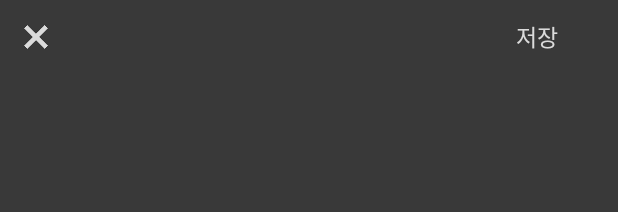
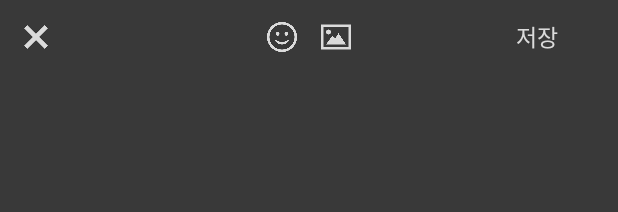
Before and after one commit to sunghyunpark/blossom, an Android app: the layout upload_article.xml on its own in the app's theme, with its tools: preview values and no code run, on a phone screen of 412 x 824 dp. Shown: the top 212 px of the screen. Run offline under Robolectric (Android 15) with nearby library versions, the phone set to English and light mode, and no system bars.

Commit message:
article background 적용중

```diff
--- a/app/build.gradle
+++ b/app/build.gradle
@@ -26,6 +26,7 @@ dependencies {
         exclude group: 'com.android.support', module: 'support-annotations'
     })
     compile 'com.android.support:appcompat-v7:25.0.1'
+    compile 'com.android.support:design:25.0.1'
     compile 'com.android.support:cardview-v7:25.0.1'
     //picasso
     compile 'com.squareup.picasso:picasso:2.5.2'
--- a/app/src/main/res/layout/upload_article.xml
+++ b/app/src/main/res/layout/upload_article.xml
@@ -44,6 +44,28 @@
             android:src="@mipmap/close_btn"
             android:layout_centerVertical="true"/>
 
+        <LinearLayout
+            android:layout_width="wrap_content"
+            android:layout_height="wrap_content"
+            android:layout_centerHorizontal="true"
+            android:layout_centerVertical="true"
+            android:orientation="horizontal">
+
+            <ImageView
+                android:id="@+id/emoji_btn"
+                android:layout_width="20dp"
+                android:layout_height="20dp"
+                android:src="@mipmap/emoji_btn"
+                android:layout_marginRight="8dp"/>
+
+            <ImageView
+                android:id="@+id/select_bg_btn"
+                android:layout_width="20dp"
+                android:layout_height="20dp"
+                android:src="@mipmap/select_bg_btn"
+                android:layout_marginLeft="8dp"/>
+        </LinearLayout>
+
         <Button
             android:id="@+id/save_btb"
             android:layout_width="wrap_content"
```
Also changed, not shown: app/src/main/java/model/ArticleBg.java (added, +19 -0 lines), app/src/main/java/tab3/SelectBG_Activity.java (added, +117 -0 lines), app/src/main/java/tab3/Upload_Article.java (+7 -0 lines), app/src/main/res/layout/recyclerview_article_bg.xml (added, +25 -0 lines), app/src/main/res/layout/selectbg_activity.xml (added, +12 -0 lines), app/src/main/res/mipmap-hdpi/emoji_btn.png (added), app/src/main/res/mipmap-hdpi/select_bg_btn.png (added).
